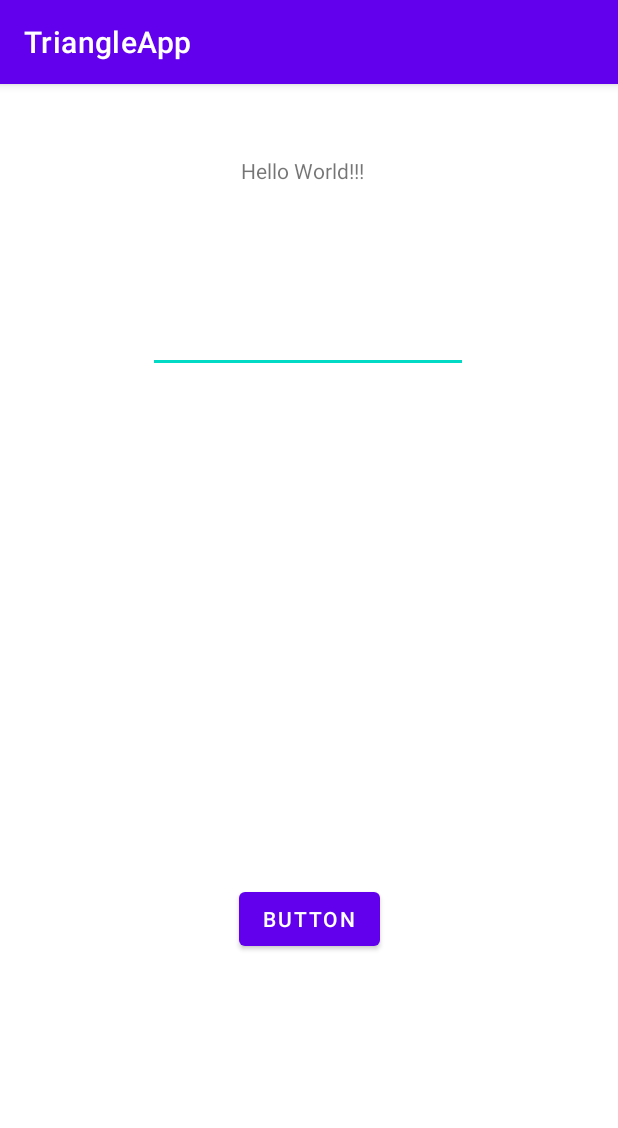
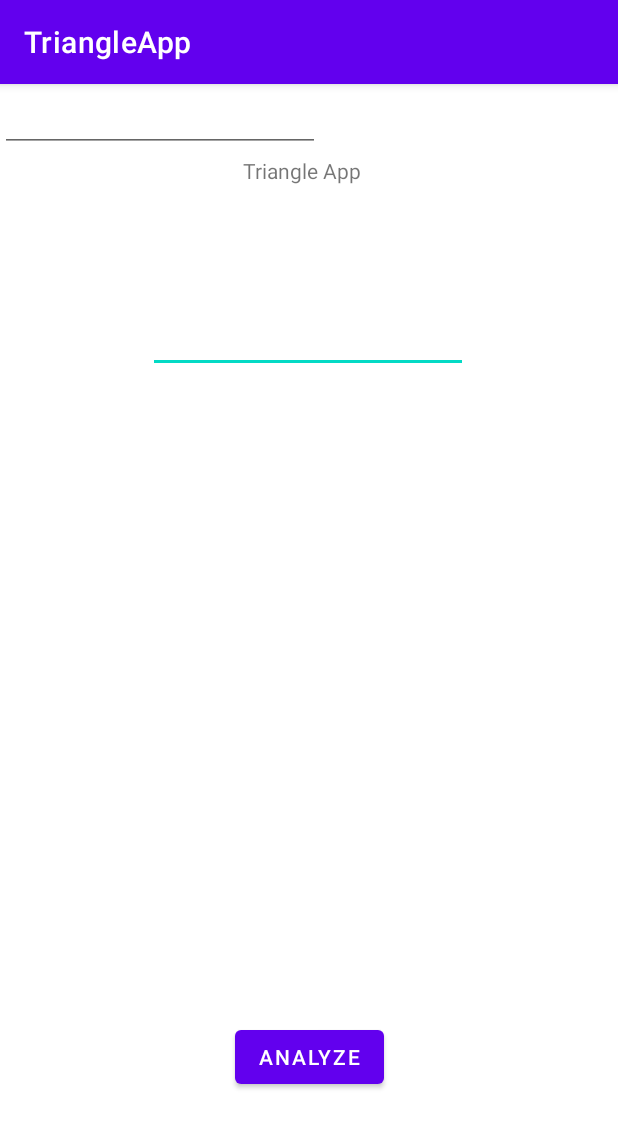
Before and after one commit to gvasquez11/TriangleApp, an Android app: the screen it shows after launch (MainActivity), on a phone screen of 412 x 824 dp. Shown: the top 1128 px of the screen. Run offline under Robolectric (Android 15) with nearby library versions, the phone set to English and light mode, and no system bars.

Commit message:
Added num3 button

```diff
--- a/app/src/main/res/layout/activity_main.xml
+++ b/app/src/main/res/layout/activity_main.xml
@@ -10,7 +10,7 @@
         android:id="@+id/textView"
         android:layout_width="wrap_content"
         android:layout_height="wrap_content"
-        android:text="Hello World!!!"
+        android:text="Triangle App"
         app:layout_constraintBottom_toBottomOf="parent"
         app:layout_constraintEnd_toEndOf="parent"
         app:layout_constraintHorizontal_bias="0.486"
@@ -24,10 +24,9 @@
         android:id="@+id/button"
         android:layout_width="wrap_content"
         android:layout_height="wrap_content"
-        android:layout_marginTop="340dp"
-        android:text="Button"
+        android:layout_marginTop="432dp"
+        android:text="Analyze"
         app:layout_constraintEnd_toEndOf="parent"
-        app:layout_constraintHorizontal_bias="0.501"
         app:layout_constraintStart_toStartOf="parent"
         app:layout_constraintTop_toBottomOf="@+id/editTextNumberDecimal" />
 
@@ -43,4 +42,13 @@
         app:layout_constraintStart_toStartOf="parent"
         app:layout_constraintTop_toBottomOf="@+id/textView" />
 
+    <EditText
+        android:id="@+id/num3"
+        android:layout_width="wrap_content"
+        android:layout_height="wrap_content"
+        android:ems="10"
+        android:inputType="numberDecimal"
+        tools:layout_editor_absoluteX="100dp"
+        tools:layout_editor_absoluteY="452dp" />
+
 </androidx.constraintlayout.widget.ConstraintLayout>
```
